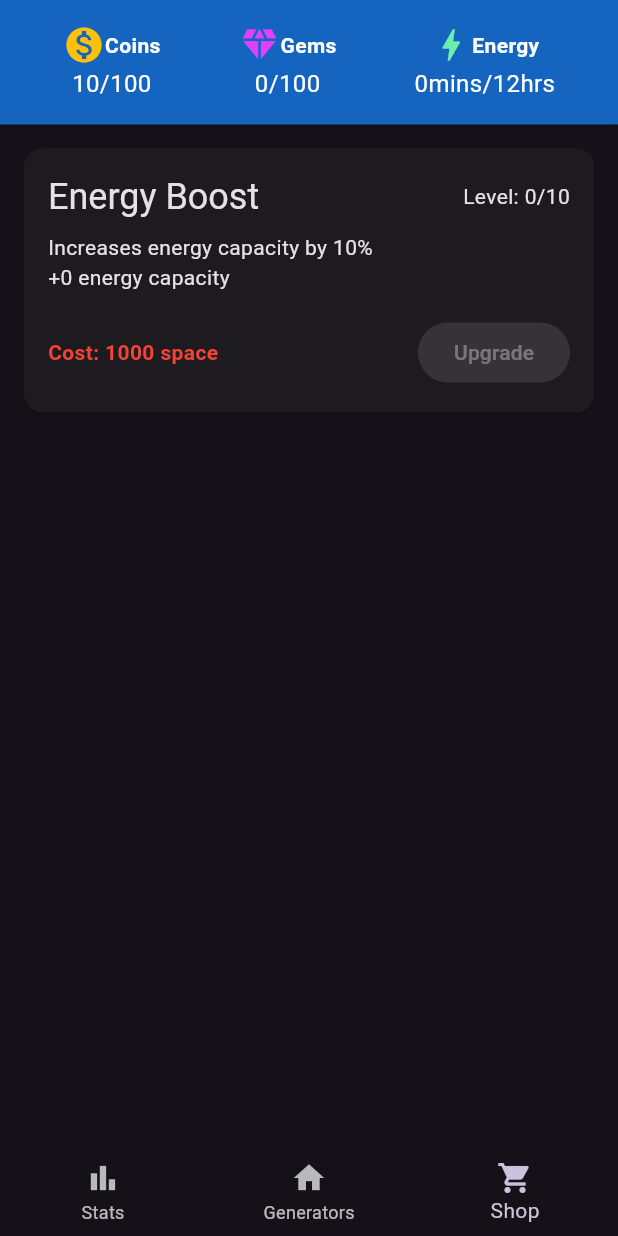
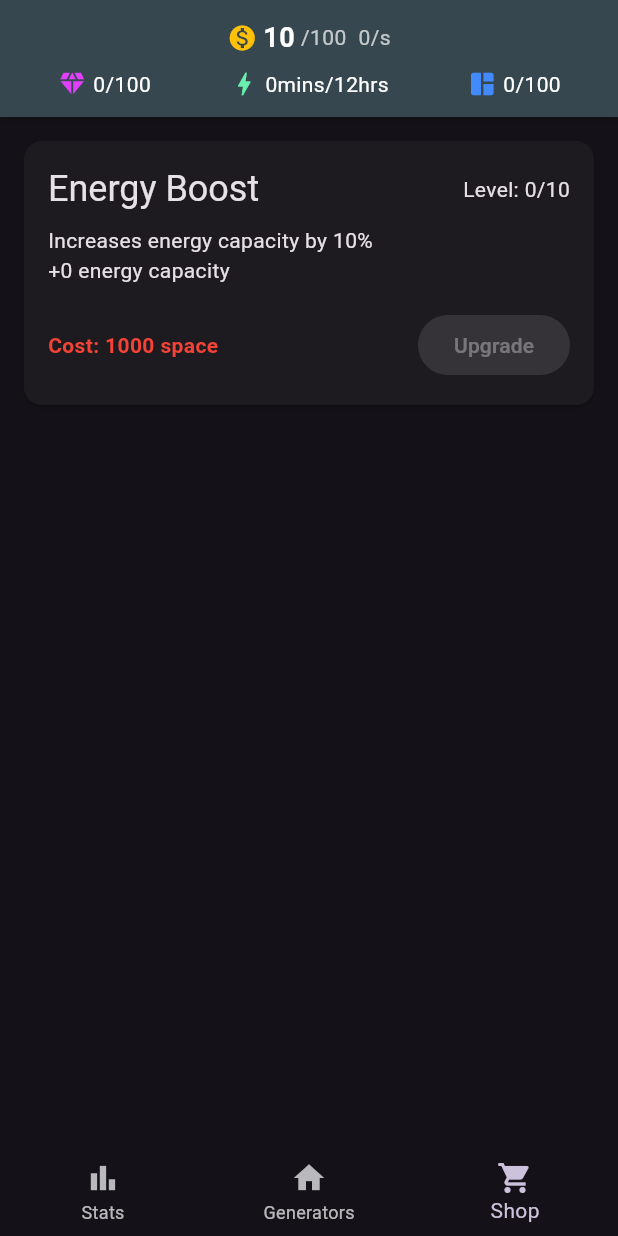
Before and after one commit to enzosv/idlefit-flutter, a Flutter app: the screen it shows after launch, item 3 of the bottom bar chosen, on a phone screen of 412 x 824 dp. Run offline on Flutter 3.47's test engine with Material 3 defaults, Android fonts, the phone set to English and light mode, and no system bars; our stand-ins replace objectbox, shared_preferences; missing offline and left inert: flame, health; generated files the repository leaves out were written again.

Commit message:
adjust common widgets

```diff
--- a/lib/widgets/common_widgets.dart
+++ b/lib/widgets/common_widgets.dart
@@ -2,55 +2,122 @@ import 'package:flutter/material.dart';
 import 'package:provider/provider.dart';
 import '../services/game_state.dart';
 import '../util.dart';
+import '../models/shop_items.dart';
 
-class CurrencyBar extends StatelessWidget {
-  const CurrencyBar({super.key});
+class CurrentCoins extends StatelessWidget {
+  const CurrentCoins({super.key});
 
   @override
   Widget build(BuildContext context) {
     return Consumer<GameState>(
       builder: (context, gameState, child) {
-        return Container(
-          padding: const EdgeInsets.all(16),
-          decoration: BoxDecoration(
-            color: Colors.blue.shade800,
-            boxShadow: [
-              BoxShadow(
-                color: Colors.black.withValues(alpha: 0.2),
-                blurRadius: 4,
-                offset: const Offset(0, 2),
+        return Text(
+          toLettersNotation(gameState.coins.count),
+          style: const TextStyle(
+            color: Colors.white,
+            fontSize: 18,
+            fontWeight: FontWeight.bold,
+          ),
+        );
+      },
+    );
+  }
+}
+
+class CoinsInfo extends StatelessWidget {
+  const CoinsInfo({super.key});
+
+  @override
+  Widget build(BuildContext context) {
+    return Consumer<GameState>(
+      builder: (context, gameState, child) {
+        // Calculate total coins per second
+        double totalCoinsPerSecond = 0;
+        for (final generator in gameState.coinGenerators) {
+          totalCoinsPerSecond += generator.output;
+        }
+
+        // Apply coin multiplier from upgrades
+        double coinMultiplier = 1.0;
+        for (final item in gameState.shopItems) {
+          if (item.effect == ShopItemEffect.coinMultiplier) {
+            coinMultiplier += item.effectValue * item.level;
+          }
+        }
+        totalCoinsPerSecond *= coinMultiplier;
+
+        return Row(
+          mainAxisSize: MainAxisSize.min,
+          children: [
+            Text(
+              '/${toLettersNotation(gameState.coins.max)}',
+              style: const TextStyle(
+                color: Colors.white70,
+                fontSize: 14,
+              ),
+            ),
+            const SizedBox(width: 8),
+            Text(
+              '${toLettersNotation(totalCoinsPerSecond)}/s',
+              style: const TextStyle(
+                color: Colors.white70,
+                fontSize: 14,
+              ),
             ),
           ],
-          ),
-          child: Row(
+        );
+      },
+    );
+  }
+}
+
+class CoinsDisplay extends StatelessWidget {
+  const CoinsDisplay({super.key});
+
+  @override
+  Widget build(BuildContext context) {
+    return Row(
+      mainAxisAlignment: MainAxisAlignment.center,
+      children: [
+        Icon(Icons.monetization_on, color: Colors.amber, size: 20),
+        const SizedBox(width: 4),
+        const CurrentCoins(),
+        const SizedBox(width: 4),
+        const CoinsInfo(),
+      ],
+    );
+  }
+}
+
+class OtherCurrencies extends StatelessWidget {
+  const OtherCurrencies({super.key});
+
+  @override
+  Widget build(BuildContext context) {
+    return Consumer<GameState>(
+      builder: (context, gameState, child) {
+        return Row(
           mainAxisAlignment: MainAxisAlignment.spaceAround,
           children: [
             _buildCurrencyItem(
               context,
-                icon: Icons.monetization_on,
-                label: 'Coins',
-                value:
-                    '${toLettersNotation(gameState.coins.count)}/${toLettersNotation(gameState.coins.max)}',
-                color: Colors.amber,
-              ),
-              _buildCurrencyItem(
-                context,
               icon: Icons.diamond,
-                label: 'Gems',
-                value:
-                    '${toLettersNotation(gameState.gems.count)}/${toLettersNotation(gameState.gems.max)}',
+              value: '${toLettersNotation(gameState.gems.count)}/${toLettersNotation(gameState.gems.max)}',
               color: Colors.purpleAccent,
             ),
             _buildCurrencyItem(
               context,
               icon: Icons.bolt,
-                label: 'Energy',
-                value:
-                    '${durationNotation(gameState.energy.count)}/${durationNotation(gameState.energy.max)}',
+              value: '${durationNotation(gameState.energy.count)}/${durationNotation(gameState.energy.max)}',
               color: Colors.greenAccent,
             ),
+            _buildCurrencyItem(
+              context,
+              icon: Icons.space_dashboard,
+              value: '${toLettersNotation(gameState.space.count)}/${toLettersNotation(gameState.space.max)}',
+              color: Colors.blueAccent,
+            ),
           ],
-          ),
         );
       },
     );
@@ -59,29 +126,51 @@ class CurrencyBar extends StatelessWidget {
   Widget _buildCurrencyItem(
     BuildContext context, {
     required IconData icon,
-    required String label,
     required String value,
     required Color color,
   }) {
-    return Column(
+    return Row(
       mainAxisSize: MainAxisSize.min,
       children: [
-        Row(
-          children: [
-            Icon(icon, color: color, size: 28),
+        Icon(icon, color: color, size: 20),
+        const SizedBox(width: 4),
         Text(
-              label,
+          value,
           style: const TextStyle(
             color: Colors.white,
-                fontWeight: FontWeight.bold,
+            fontSize: 14,
           ),
         ),
-          ],
-        ),
-
-        // const SizedBox(height: 4),
-        Text(value, style: const TextStyle(color: Colors.white, fontSize: 16)),
       ],
     );
   }
 }
+
+class CurrencyBar extends StatelessWidget {
+  const CurrencyBar({super.key});
+
+  @override
+  Widget build(BuildContext context) {
+    return Container(
+      padding: const EdgeInsets.all(12),
+      decoration: BoxDecoration(
+        color: Colors.blueGrey.shade800,
+        boxShadow: [
+          BoxShadow(
+            color: Colors.black.withOpacity(0.2),
+            blurRadius: 4,
+            offset: const Offset(0, 2),
+          ),
+        ],
+      ),
+      child: Column(
+        mainAxisSize: MainAxisSize.min,
+        children: [
+          const CoinsDisplay(),
+          const SizedBox(height: 8),
+          const OtherCurrencies(),
+        ],
+      ),
+    );
+  }
+}
```
Lines whose indentation alone changed are shown as unchanged.
